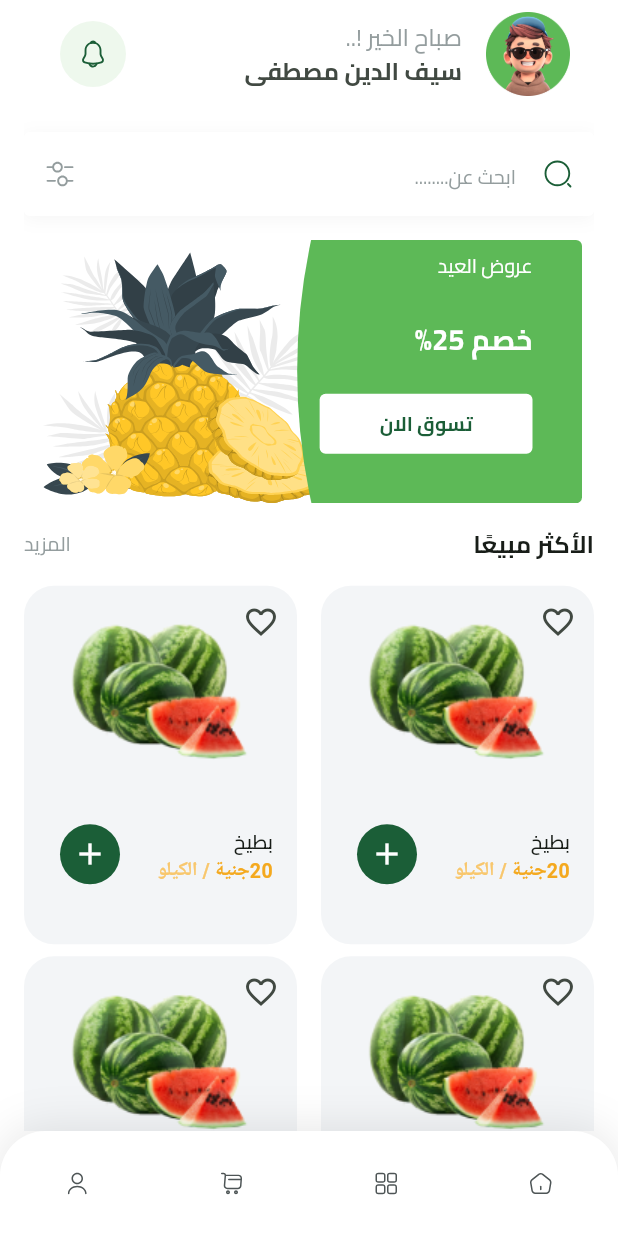
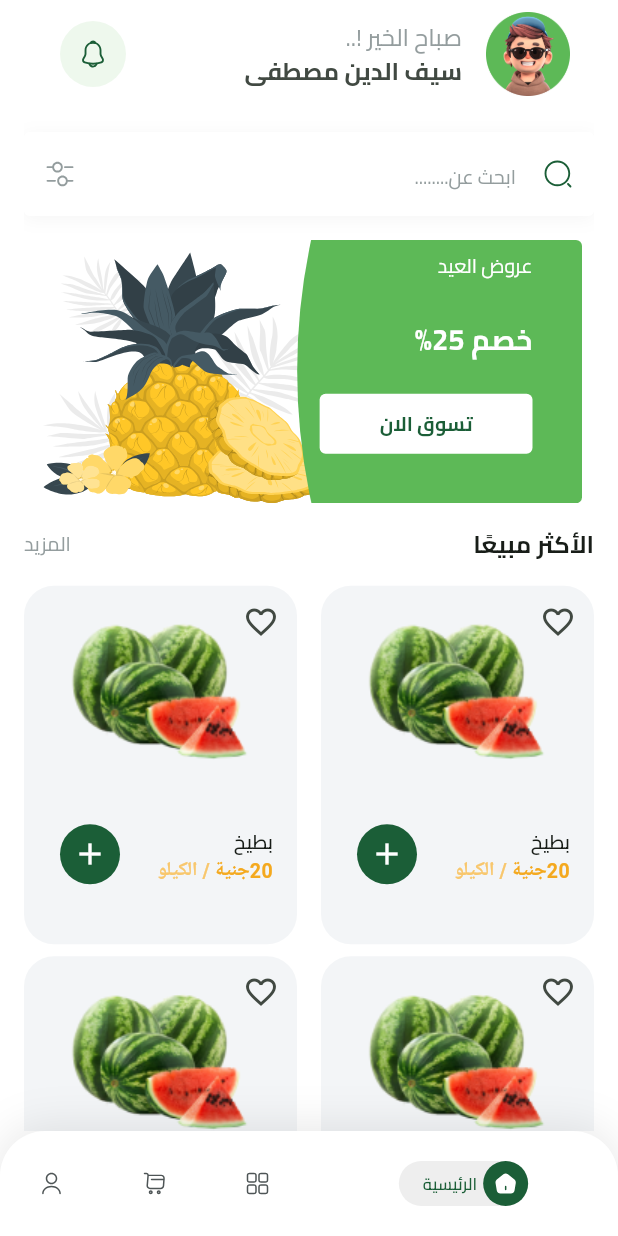
Before and after one commit to seifmoustafa/Fruit-Hub, a Flutter app: the HomeView screen opened by its route, on a phone screen of 412 x 824 dp. Run offline on Flutter 3.47's test engine with Material 3 defaults, Android fonts, the phone set to English and light mode, and no system bars; our stand-ins replace bloc, cloud_firestore, dartz, dots_indicator, firebase_auth, firebase_core and 9 more; missing offline and left inert: animated_snack_bar, flutter_facebook_auth; accounts and stored records are empty.

Commit message:
Refactor ActiveItem and NavigationBarItem widgets for improved layout and state management; add title support to ActiveItem

```diff
--- a/lib/features/home/presentation/views/widgets/active_item.dart
+++ b/lib/features/home/presentation/views/widgets/active_item.dart
@@ -1,12 +1,51 @@
 import 'package:flutter_svg/svg.dart';
 import 'package:flutter/material.dart';
+import 'package:fruit_hub/core/utils/app_colors.dart';
+import 'package:fruit_hub/core/utils/app_text_styles.dart';
 
 class ActiveItem extends StatelessWidget {
-  const ActiveItem({super.key, required this.image});
-  final String image;
+  const ActiveItem({super.key, required this.image, required this.title});
+  final String image, title;
 
   @override
   Widget build(BuildContext context) {
-    return SvgPicture.asset(image);
+    return Expanded(
+      flex: 3,
+      child: Center(
+        child: Container(
+          padding: const EdgeInsets.only(left: 16),
+          decoration: ShapeDecoration(
+            color: const Color(0xFFEEEEEE),
+            shape: RoundedRectangleBorder(
+              borderRadius: BorderRadius.circular(30),
+            ),
+          ),
+          child: Row(
+            mainAxisSize: MainAxisSize.min,
+            children: [
+              Container(
+                width: 30,
+                height: 30,
+                decoration: ShapeDecoration(
+                  color: const Color(0xFF1B5E37),
+                  shape: RoundedRectangleBorder(
+                      borderRadius: BorderRadius.circular(30)),
+                ),
+                child: Center(child: SvgPicture.asset(image)),
+              ),
+              const SizedBox(
+                width: 4,
+              ),
+              Text(
+                title,
+                style: TextStyles.semiBold11.copyWith(
+                  color: AppColors.primaryColor,
+                ),
+              )
+            ],
+          ),
+        ),
+      ),
+    );
   }
 }
--- a/lib/features/home/presentation/views/widgets/custom_buttom_navigation_bar.dart
+++ b/lib/features/home/presentation/views/widgets/custom_buttom_navigation_bar.dart
@@ -2,9 +2,16 @@ import 'package:flutter/material.dart';
 import 'package:fruit_hub/features/home/domain/entities/bottom_navication_bar_entity.dart';
 import 'package:fruit_hub/features/home/presentation/views/widgets/navigation_bar_item.dart';
 
-class CustomButtomNavigationBar extends StatelessWidget {
+class CustomButtomNavigationBar extends StatefulWidget {
   const CustomButtomNavigationBar({super.key});
 
+  @override
+  State<CustomButtomNavigationBar> createState() =>
+      _CustomButtomNavigationBarState();
+}
+
+class _CustomButtomNavigationBarState extends State<CustomButtomNavigationBar> {
+  int selectedIndex = 0;
   @override
   Widget build(BuildContext context) {
     return Container(
@@ -28,9 +35,13 @@ class CustomButtomNavigationBar extends StatelessWidget {
         ],
       ),
       child: Row(
-        children: bottomNavigationBarList.map((e) {
+        children: bottomNavigationBarList.asMap().entries.map((e) {
+          int index = e.key;
+          var entity = e.value;
           return NavigationBarItem(
-              bottomNavigationBarEntity: e, isSelected: false);
+            bottomNavigationBarEntity: entity,
+            isSelected: selectedIndex == index,
+          );
         }).toList(),
       ),
     );
--- a/lib/features/home/presentation/views/widgets/home_view_body.dart
+++ b/lib/features/home/presentation/views/widgets/home_view_body.dart
@@ -1,6 +1,5 @@
 import 'package:flutter/material.dart';
 import 'package:fruit_hub/constants.dart';
-import 'package:fruit_hub/core/widgets/fruit_item.dart';
 import 'package:fruit_hub/core/widgets/search_text_field.dart';
 import 'package:fruit_hub/features/home/presentation/views/widgets/featured_list.dart';
 import 'package:fruit_hub/features/home/presentation/views/widgets/best_selling_header.dart';
--- a/lib/features/home/presentation/views/widgets/in_active_item.dart
+++ b/lib/features/home/presentation/views/widgets/in_active_item.dart
@@ -7,6 +7,9 @@ class InActiveItem extends StatelessWidget {
 
   @override
   Widget build(BuildContext context) {
-    return SvgPicture.asset(image);
+    return Expanded(
+      flex: 2,
+      child: SvgPicture.asset(image),
+    );
   }
 }
--- a/lib/features/home/presentation/views/widgets/navigation_bar_item.dart
+++ b/lib/features/home/presentation/views/widgets/navigation_bar_item.dart
@@ -1,5 +1,4 @@
 import 'package:flutter/material.dart';
-import 'package:fruit_hub/core/utils/app_images.dart';
 import 'package:fruit_hub/features/home/presentation/views/widgets/active_item.dart';
 import 'package:fruit_hub/features/home/presentation/views/widgets/in_active_item.dart';
 import 'package:fruit_hub/features/home/domain/entities/bottom_navication_bar_entity.dart';
@@ -14,8 +13,9 @@ class NavigationBarItem extends StatelessWidget {
   @override
   Widget build(BuildContext context) {
     return isSelected
-        ? const ActiveItem(
-            image: Assets.imagesVuesaxBoldHome,
+        ? ActiveItem(
+            image: bottomNavigationBarEntity.activeImage,
+            title: bottomNavigationBarEntity.name,
           )
         : Expanded(
             child:
```
